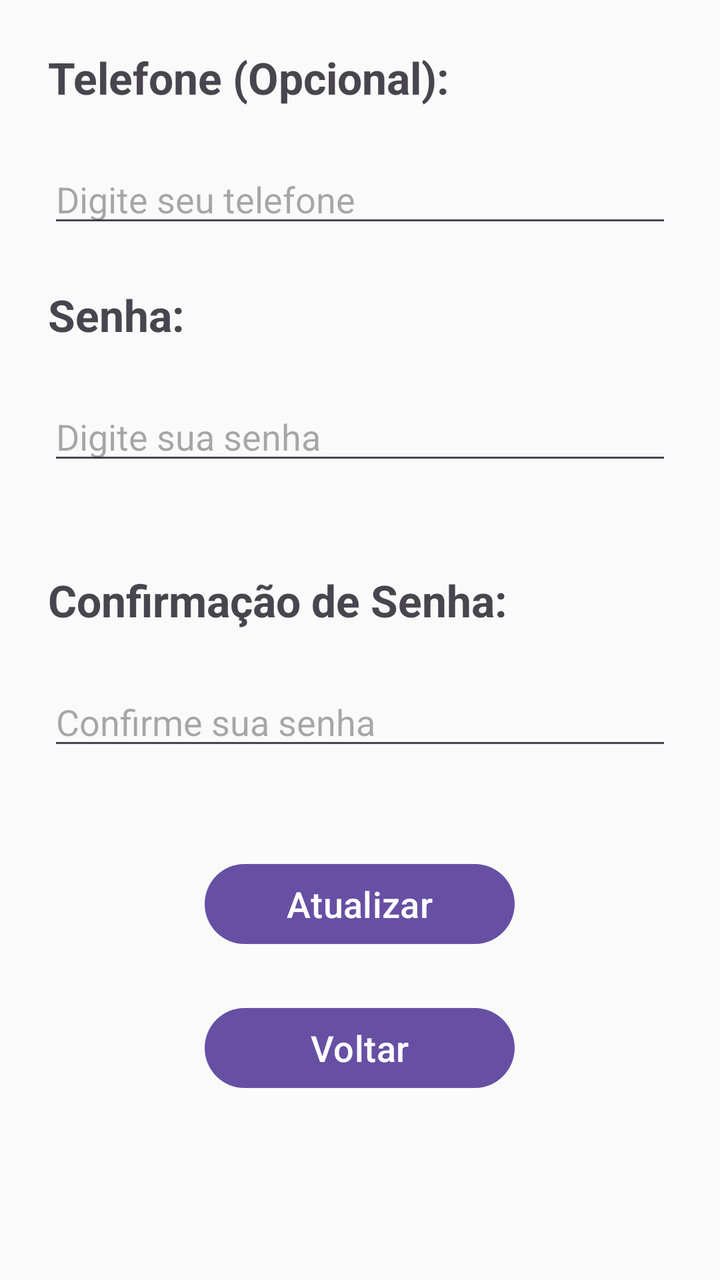
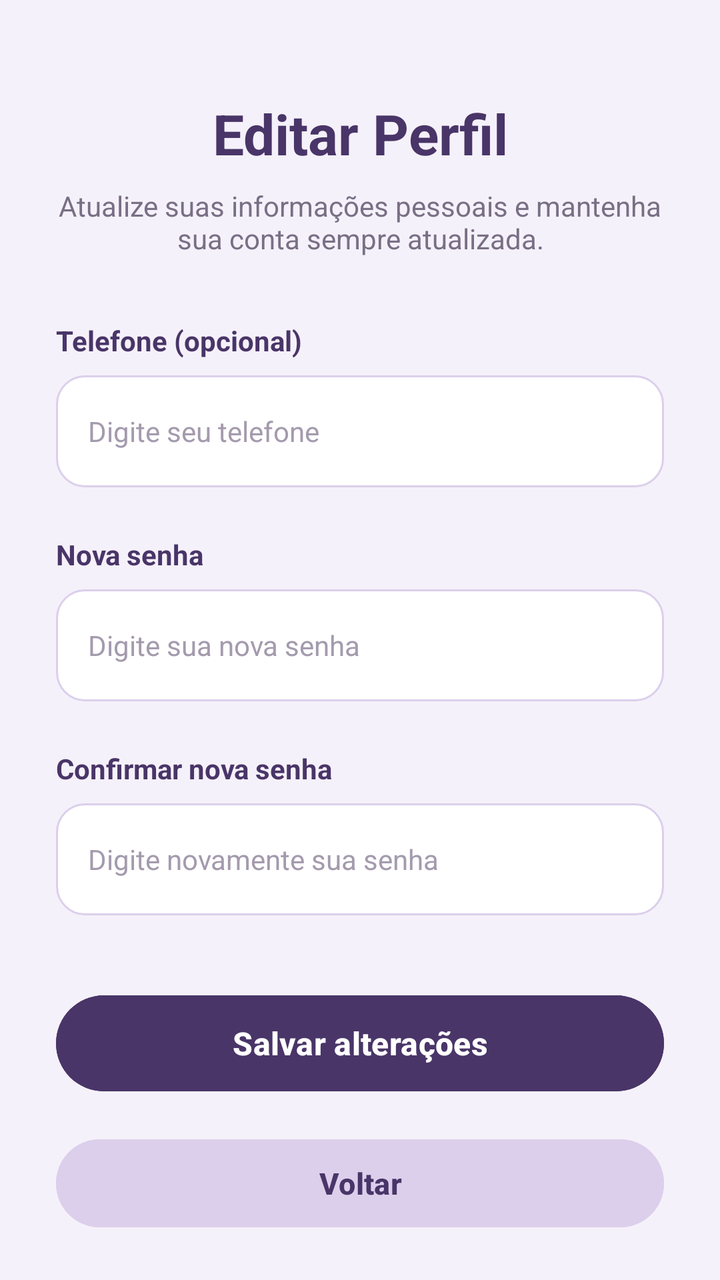

The first picture is an Android layout as it rendered before a commit; the second is the same layout after the commit. The layout source and the unified diff follow.
<!-- AndroidManifest.xml: application theme Theme.ProjetoAchadosPerdidos -->
<!-- res/layout/tela_edicao_perfil.xml -->
<?xml version="1.0" encoding="utf-8"?>
<androidx.core.widget.NestedScrollView xmlns:android="http://schemas.android.com/apk/res/android"
    xmlns:app="http://schemas.android.com/apk/res-auto"
    xmlns:tools="http://schemas.android.com/tools"
    android:layout_width="match_parent"
    android:layout_height="match_parent"
    android:background="#FAFAFA"
    android:fitsSystemWindows="true"
    tools:context=".TelaCadastro">

    <LinearLayout
        android:layout_width="match_parent"
        android:layout_height="wrap_content"
        android:orientation="vertical"
        android:padding="24dp">

        <TextView
            android:layout_width="match_parent"
            android:layout_height="wrap_content"
            android:textStyle="bold"
            android:textSize="22sp"
            android:text="Telefone (Opcional):"
            android:layout_marginBottom="24dp"/>

        <EditText
            android:id="@+id/editTextTelefone"
            android:layout_width="match_parent"
            android:layout_height="wrap_content"
            android:hint="Digite seu telefone"
            android:inputType="text"
            android:layout_marginBottom="24dp"/>

        <TextView
            android:layout_width="match_parent"
            android:layout_height="wrap_content"
            android:textStyle="bold"
            android:textSize="22sp"
            android:text="Senha:"
            android:layout_marginBottom="24dp"/>

        <EditText
            android:id="@+id/editTextSenha"
            android:layout_width="match_parent"
            android:layout_height="wrap_content"
            android:hint="Digite sua senha"
            android:inputType="text"
            android:layout_marginBottom="48dp"/>

        <TextView
            android:layout_width="match_parent"
            android:layout_height="wrap_content"
            android:textStyle="bold"
            android:textSize="22sp"
            android:text="Confirmação de Senha:"
            android:layout_marginBottom="24dp"/>

        <EditText
            android:id="@+id/editTextConfirmaSenha"
            android:layout_width="match_parent"
            android:layout_height="wrap_content"
            android:hint="Confirme sua senha"
            android:inputType="text"
            android:layout_marginBottom="48dp"/>

        <Button
            android:id="@+id/buttonEditar"
            android:layout_width="155sp"
            android:layout_height="wrap_content"
            android:layout_gravity="center"
            android:text="Atualizar"
            android:textSize="18sp"
            android:layout_marginBottom="24dp" />

        <Button
            android:id="@+id/buttonVoltar"
            android:layout_width="155sp"
            android:layout_height="wrap_content"
            android:layout_gravity="center"
            android:text="Voltar"
            android:textSize="18sp"
            android:layout_marginBottom="24dp"/>

    </LinearLayout>

</androidx.core.widget.NestedScrollView>
<!-- resources referenced by this layout -->
<resources>
  <style name="Theme.ProjetoAchadosPerdidos" parent="Base.Theme.ProjetoAchadosPerdidos" />
  <style name="Base.Theme.ProjetoAchadosPerdidos" parent="Theme.Material3.DayNight.NoActionBar">
          
          
      </style>
</resources>

<!-- the commit's change to res/layout/tela_edicao_perfil.xml (unified diff, before → after) -->
@@ -1,84 +1,148 @@
 <?xml version="1.0" encoding="utf-8"?>
-<androidx.core.widget.NestedScrollView xmlns:android="http://schemas.android.com/apk/res/android"
+<androidx.core.widget.NestedScrollView
+    xmlns:android="http://schemas.android.com/apk/res/android"
     xmlns:app="http://schemas.android.com/apk/res-auto"
     xmlns:tools="http://schemas.android.com/tools"
     android:layout_width="match_parent"
     android:layout_height="match_parent"
-    android:background="#FAFAFA"
+    android:background="#F5F1FA"
+    android:fillViewport="true"
     android:fitsSystemWindows="true"
-    tools:context=".TelaCadastro">
+    tools:context=".TelaEdicaoPerfil">
 
     <LinearLayout
         android:layout_width="match_parent"
         android:layout_height="wrap_content"
         android:orientation="vertical"
-        android:padding="24dp">
+        android:gravity="center_horizontal"
+        android:paddingStart="28dp"
+        android:paddingEnd="28dp"
+        android:paddingTop="32dp"
+        android:paddingBottom="32dp">
 
+        
         <TextView
             android:layout_width="match_parent"
             android:layout_height="wrap_content"
+            android:text="Editar Perfil"
+            android:textColor="#493568"
+            android:textSize="28sp"
             android:textStyle="bold"
-            android:textSize="22sp"
-            android:text="Telefone (Opcional):"
-            android:layout_marginBottom="24dp"/>
+            android:gravity="center"
+            android:layout_marginTop="16dp"
+            android:layout_marginBottom="8dp"/>
+
+        
+        <TextView
+            android:layout_width="match_parent"
+            android:layout_height="wrap_content"
+            android:text="Atualize suas informações pessoais e mantenha sua conta sempre atualizada."
+            android:textColor="#796F85"
+            android:textSize="14sp"
+            android:gravity="center"
+            android:layout_marginBottom="32dp"/>
+
+        
+        <TextView
+            android:layout_width="match_parent"
+            android:layout_height="wrap_content"
+            android:text="Telefone (opcional)"
+            android:textColor="#493568"
+            android:textSize="14sp"
+            android:textStyle="bold"
+            android:layout_marginBottom="8dp"/>
 
         <EditText
             android:id="@+id/editTextTelefone"
             android:layout_width="match_parent"
-            android:layout_height="wrap_content"
+            android:layout_height="56dp"
+            android:background="@drawable/bg_geral"
             android:hint="Digite seu telefone"
-            android:inputType="text"
+            android:paddingStart="16dp"
+            android:paddingEnd="16dp"
+            android:textColor="#30283B"
+            android:textColorHint="#A49AAD"
+            android:textSize="14sp"
+            android:inputType="phone"
+            android:singleLine="true"
             android:layout_marginBottom="24dp"/>
 
+        
         <TextView
             android:layout_width="match_parent"
             android:layout_height="wrap_content"
+            android:text="Nova senha"
+            android:textColor="#493568"
+            android:textSize="14sp"
             android:textStyle="bold"
-            android:textSize="22sp"
-            android:text="Senha:"
-            android:layout_marginBottom="24dp"/>
+            android:layout_marginBottom="8dp"/>
 
         <EditText
             android:id="@+id/editTextSenha"
             android:layout_width="match_parent"
-            android:layout_height="wrap_content"
-            android:hint="Digite sua senha"
-            android:inputType="text"
-            android:layout_marginBottom="48dp"/>
+            android:layout_height="56dp"
+            android:background="@drawable/bg_geral"
+            android:hint="Digite sua nova senha"
+            android:paddingStart="16dp"
+            android:paddingEnd="16dp"
+            android:textColor="#30283B"
+            android:textColorHint="#A49AAD"
+            android:textSize="14sp"
+            android:inputType="textPassword"
+            android:singleLine="true"
+            android:layout_marginBottom="24dp"/>
 
+        
         <TextView
             android:layout_width="match_parent"
             android:layout_height="wrap_content"
+            android:text="Confirmar nova senha"
+            android:textColor="#493568"
+            android:textSize="14sp"
             android:textStyle="bold"
-            android:textSize="22sp"
-            android:text="Confirmação de Senha:"
-            android:layout_marginBottom="24dp"/>
+            android:layout_marginBottom="8dp"/>
 
         <EditText
             android:id="@+id/editTextConfirmaSenha"
             android:layout_width="match_parent"
-            android:layout_height="wrap_content"
-            android:hint="Confirme sua senha"
-            android:inputType="text"
-            android:layout_marginBottom="48dp"/>
+            android:layout_height="56dp"
+            android:background="@drawable/bg_geral"
+            android:hint="Digite novamente sua senha"
+            android:paddingStart="16dp"
+            android:paddingEnd="16dp"
+            android:textColor="#30283B"
+            android:textColorHint="#A49AAD"
+            android:textSize="14sp"
+            android:inputType="textPassword"
+            android:singleLine="true"
+            android:layout_marginBottom="36dp"/>
 
+        
         <Button
             android:id="@+id/buttonEditar"
-            android:layout_width="155sp"
-            android:layout_height="wrap_content"
-            android:layout_gravity="center"
-            android:text="Atualizar"
-            android:textSize="18sp"
-            android:layout_marginBottom="24dp" />
+            android:layout_width="match_parent"
+            android:layout_height="56dp"
+            android:text="Salvar alterações"
+            android:textSize="16sp"
+            android:textStyle="bold"
+            android:textColor="#FFFFFF"
+            android:textAllCaps="false"
+            android:backgroundTint="#493568"
+            android:elevation="4dp"
+            android:layout_marginBottom="16dp"/>
 
+        
         <Button
             android:id="@+id/buttonVoltar"
-            android:layout_width="155sp"
-            android:layout_height="wrap_content"
-            android:layout_gravity="center"
+            android:layout_width="match_parent"
+            android:layout_height="52dp"
             android:text="Voltar"
-            android:textSize="18sp"
-            android:layout_marginBottom="24dp"/>
+            android:textSize="15sp"
+            android:textStyle="bold"
+            android:textColor="#493568"
+            android:textAllCaps="false"
+            android:backgroundTint="#DCCFEB"
+            android:layout_marginBottom="12dp"/>
 
     </LinearLayout>
 
<!-- resource entries referenced after the edit -->
@@ -1,5 +1,23 @@
 <!-- resources referenced by this layout -->
 <resources>
+  <!-- drawable bg_geral (drawable) -->
+  <?xml version="1.0" encoding="utf-8"?>
+  <shape xmlns:android="http://schemas.android.com/apk/res/android"
+      android:shape="rectangle">
+  
+      <solid android:color="#FFFFFF"/>
+  
+      <corners android:radius="14dp"/>
+  
+      <stroke
+          android:width="1dp"
+          android:color="#DCCFEB"/>
+  
+      <padding
+          android:left="4dp"
+          android:right="4dp"/>
+  
+  </shape>
   <style name="Theme.ProjetoAchadosPerdidos" parent="Base.Theme.ProjetoAchadosPerdidos" />
   <style name="Base.Theme.ProjetoAchadosPerdidos" parent="Theme.Material3.DayNight.NoActionBar">
           
